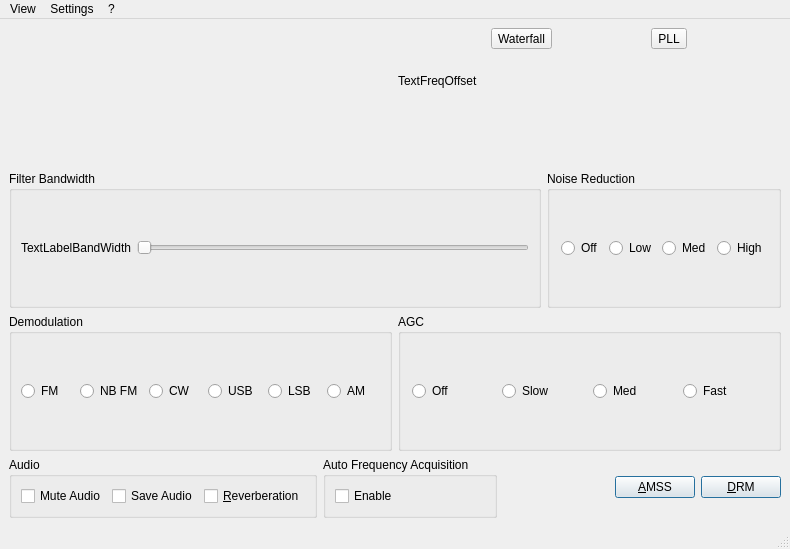
First picture: the form in common/GUI-QT/AnalogMainWindow.ui, repository Drm-tools/dream-legacy, before the edit.
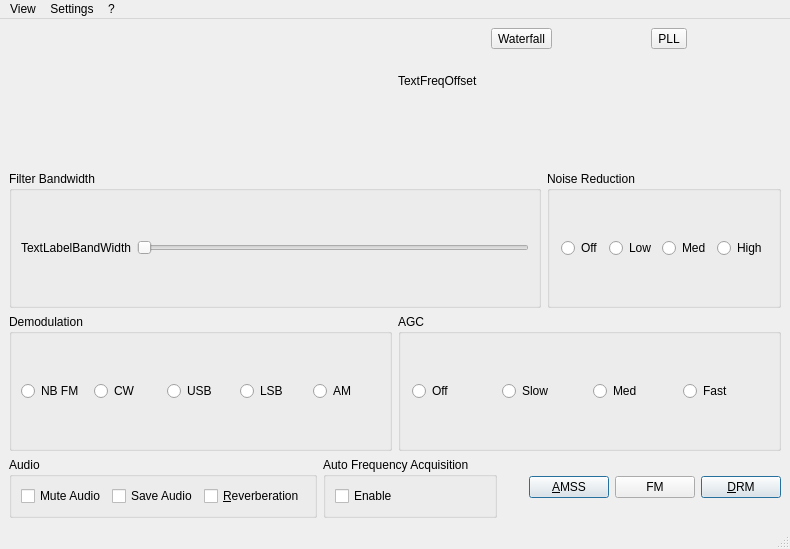
Second picture: the form after the edit. Icons and pictures are not drawn. Custom widgets are drawn as their Qt base class.

```diff
--- a/common/GUI-QT/AnalogMainWindow.ui
+++ b/common/GUI-QT/AnalogMainWindow.ui
@@ -200,13 +200,6 @@
          <string>Demodulation</string>
         </property>
         <layout class="QHBoxLayout" name="horizontalLayout_3" >
-         <item>
-          <widget class="QRadioButton" name="RadioButtonDemWBFM" >
-           <property name="text" >
-            <string>FM</string>
-           </property>
-          </widget>
-         </item>
          <item>
           <widget class="QRadioButton" name="RadioButtonDemNBFM" >
            <property name="text" >
@@ -400,6 +393,13 @@
         </property>
        </widget>
       </item>
+      <item>
+       <widget class="QPushButton" name="pushButtonFM" >
+        <property name="text" >
+         <string>FM</string>
+        </property>
+       </widget>
+      </item>
       <item>
        <widget class="QPushButton" name="ButtonDRM" >
         <property name="windowTitle" >
```
Left out of the diff: 20 changed lines with no effect on the pictures.
